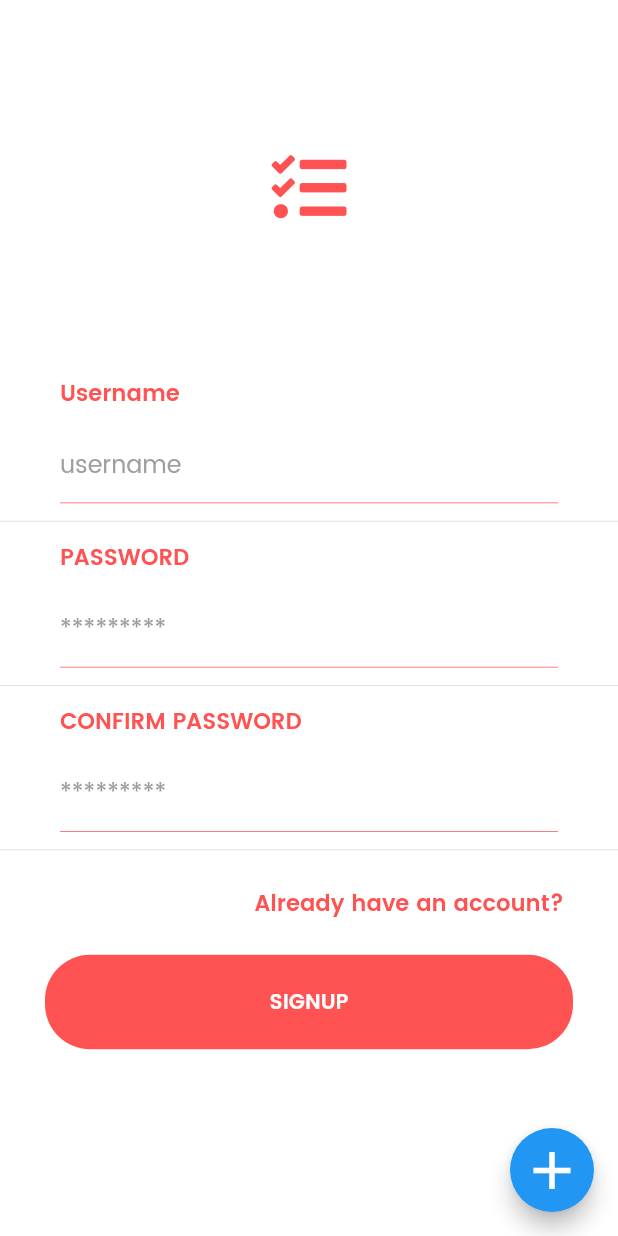
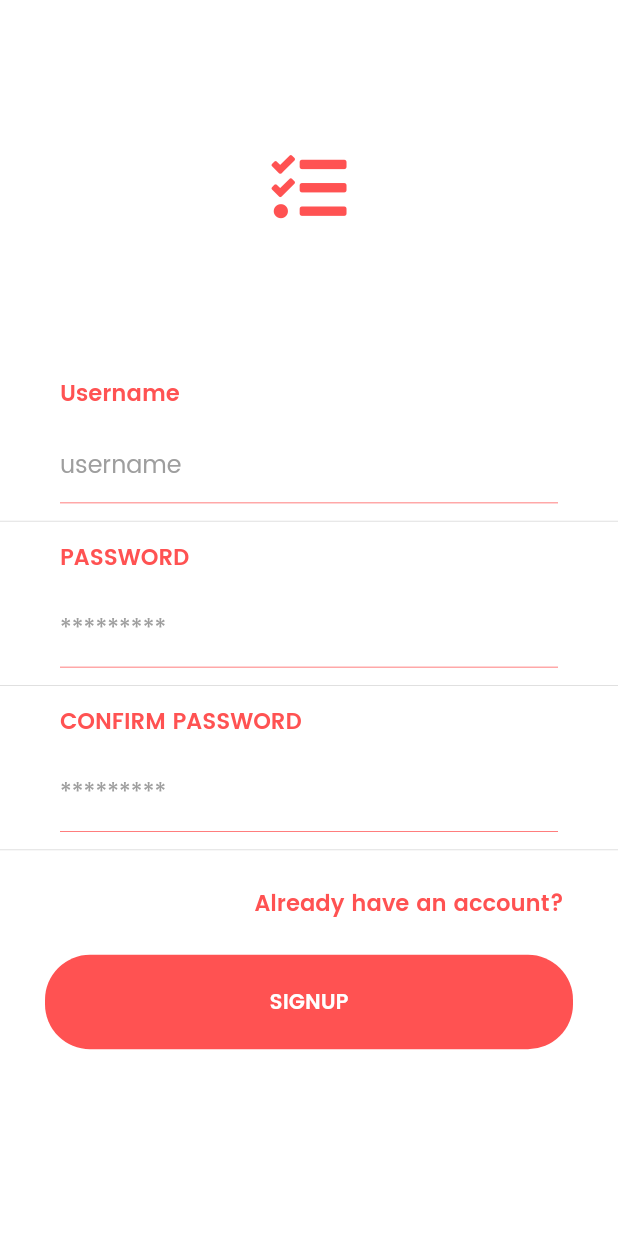
Before and after one commit to adeldueast/A21-4205N6-KickMyFlutter-Kouaou, a Flutter app: the screen it shows after launch, swiped to page 3, on a phone screen of 412 x 824 dp. Run offline on Flutter 3.47's test engine with Material 2 defaults, Android fonts, the phone set to English and light mode, and no system bars; our stand-ins replace cookie_jar, custom_refresh_indicator, dio, dio_cookie_manager, flutter_spinkit, font_awesome_flutter and 1 more; missing offline and left inert: flutter_rounded_date_picker, simple_tooltip.

Commit message:
Encore du Nettoyage + Refactor
Enlevé des imports inutiles, organisé les classes , et changé le nom de certaines méthodes

```diff
--- a/kick_my_flutter/lib/Activities/Login.dart
+++ b/kick_my_flutter/lib/Activities/Login.dart
@@ -82,7 +82,7 @@ class _LoginScreenState extends State<LoginScreen>
     }
   }
 
-  Widget HomePage() {
+  Widget homePage() {
     return SingleChildScrollView(
       child: Container(
         height: MediaQuery.of(context).size.height,
@@ -210,7 +210,7 @@ class _LoginScreenState extends State<LoginScreen>
     );
   }
 
-  Widget SignupPage() {
+  Widget signupPage() {
     return SingleChildScrollView(
       child: new Container(
         height: MediaQuery.of(context).size.height,
@@ -466,7 +466,7 @@ class _LoginScreenState extends State<LoginScreen>
     );
   }
 
-  Widget LoginPage() {
+  Widget loginPage() {
     return SingleChildScrollView(
       child: new Container(
         height: MediaQuery.of(context).size.height,
@@ -628,6 +628,7 @@ class _LoginScreenState extends State<LoginScreen>
 
                       // ON PRESS TO PAGE ACCUEUIL NAVIG.ROUTE SCREEN2
                       onPressed: () {
+                        //TODO : The operand can't be null, so the condition is always false. ?? i decided to keep it this way just in case..
                         if (this.signinUsername.isEmpty ||
                             this.signinUsername == null) {
                           ScaffoldMessenger.of(context).showSnackBar(SnackBar(
@@ -841,19 +842,9 @@ class _LoginScreenState extends State<LoginScreen>
           child: PageView(
             controller: _controller,
             physics: new AlwaysScrollableScrollPhysics(),
-            children: [LoginPage(), HomePage(), SignupPage()],
+            children: [loginPage(), homePage(), signupPage()],
             scrollDirection: Axis.horizontal,
           )),
-      floatingActionButton: FloatingActionButton(
-          child: Icon(
-            Icons.add,
-            size: 42,
-          ),
-          onPressed: () {
-            Navigator.of(context).pushNamed(
-              "/screen2",
-            );
-          }),
     );
   }
 }
--- a/kick_my_flutter/lib/CustomWidgets/Custom_Textfield.dart
+++ b/kick_my_flutter/lib/CustomWidgets/Custom_Textfield.dart
@@ -1,13 +1,13 @@
 import 'package:flutter/material.dart';
 import 'package:flutter/services.dart';
 
-class MyCustomTextField extends StatelessWidget {
+ class MyCustomTextField extends StatelessWidget {
   final String label;
   final int maxLines;
   final int minLines;
   final Icon? icon;
   final bool enabled;
-  String? initialvalue;
+  final String? initialvalue;
   final Function(String)? onChange;
 
   MyCustomTextField(
--- a/kick_my_flutter/lib/Models/SessionSingleton.dart
+++ b/kick_my_flutter/lib/Models/SessionSingleton.dart
@@ -1,4 +1,4 @@
-import 'package:flutter/material.dart';
+
 
 class SessionSingleton {
 
--- a/kick_my_flutter/lib/Models/Task.dart
+++ b/kick_my_flutter/lib/Models/Task.dart
@@ -10,6 +10,6 @@ class Task {
 
   @override
   String toString() {
-    return 'Task: {name: ${nom}, pourcentageTask: ${pourcentageTask} pourcentage: ${pourcentageTask} dateLimite : ${dateLimite}';
+    return 'Task: {name: $nom, pourcentageTask: $pourcentageTask pourcentage: $pourcentageTask dateLimite : $dateLimite';
   }
 }
--- a/kick_my_flutter/lib/Models/transfer.dart
+++ b/kick_my_flutter/lib/Models/transfer.dart
@@ -1,6 +1,5 @@
 import 'package:intl/intl.dart';
 import 'package:json_annotation/json_annotation.dart';
-
 part 'transfer.g.dart';
 
 // TODO :  SignUP REQUEST returns a RESPONSE
@@ -110,7 +109,7 @@ class HomeItemResponse {
 
   @override
   String toString() {
-    return 'Task: {name: ${name}, pourcentageTask: ${percentageDone} pourcentage: ${percentageTimeSpent} dateLimite : ${deadline}';
+    return 'Task: {name: $name, pourcentageTask: $percentageDone pourcentage: $percentageTimeSpent dateLimite : $deadline';
   }
 }
 
@@ -132,7 +131,7 @@ class TaskDetailResponse {
 
   @override
   String toString() {
-    return 'TaskDetail: {name: ${name}, pourcentageTaskDone: ${percentageDone} pourcentageDate: ${percentageTimeSpent} dateLimite : ${deadLine}';
+    return 'TaskDetail: {name: $name, pourcentageTaskDone: $percentageDone pourcentageDate: $percentageTimeSpent dateLimite : $deadLine';
   }
 }
 
--- a/kick_my_flutter/lib/Services/lib_http.dart
+++ b/kick_my_flutter/lib/Services/lib_http.dart
@@ -1,5 +1,4 @@
 import 'package:dio/dio.dart';
-import 'package:kick_my_flutter/Models/Task.dart';
 import 'package:kick_my_flutter/Models/transfer.dart';
 import 'package:cookie_jar/cookie_jar.dart';
 import 'package:dio_cookie_manager/dio_cookie_manager.dart';
@@ -13,7 +12,7 @@ class SingletonDio {
     return dio;
   }
 }
-
+// je sais pas pk jai mis sa ici lol
 Future<String> cookie() async {
   var response = await SingletonDio.getDio()
       .get('http://exercices-web.herokuapp.com/exos/cookie/echo');
--- a/kick_my_flutter/lib/main.dart
+++ b/kick_my_flutter/lib/main.dart
@@ -1,8 +1,6 @@
 import 'package:flutter/material.dart';
 import 'package:kick_my_flutter/Activities/Creation.dart';
-import 'package:kick_my_flutter/Models/transfer.dart';
 import 'Activities/Acceuil.dart';
-import 'Activities/Consultation.dart';
 import 'Activities/Login.dart';
 
 void main() {
@@ -23,7 +21,7 @@ class MyApp extends StatelessWidget {
         "/screen1": (BuildContext context) => new LoginScreen(),
         "/screen2": (BuildContext context) => new Acceuil(),
         "/screen3": (BuildContext context) => new AddTask(),
-      //  "/screen4": (BuildContext context) => new Consultation(id:null),
+      //"/screen4": (BuildContext context) => new Consultation(id:null),
       },
     );
   }
```
Also changed, not shown: kick_my_flutter/lib/Activities/Acceuil.dart (+5 -7 lines).
